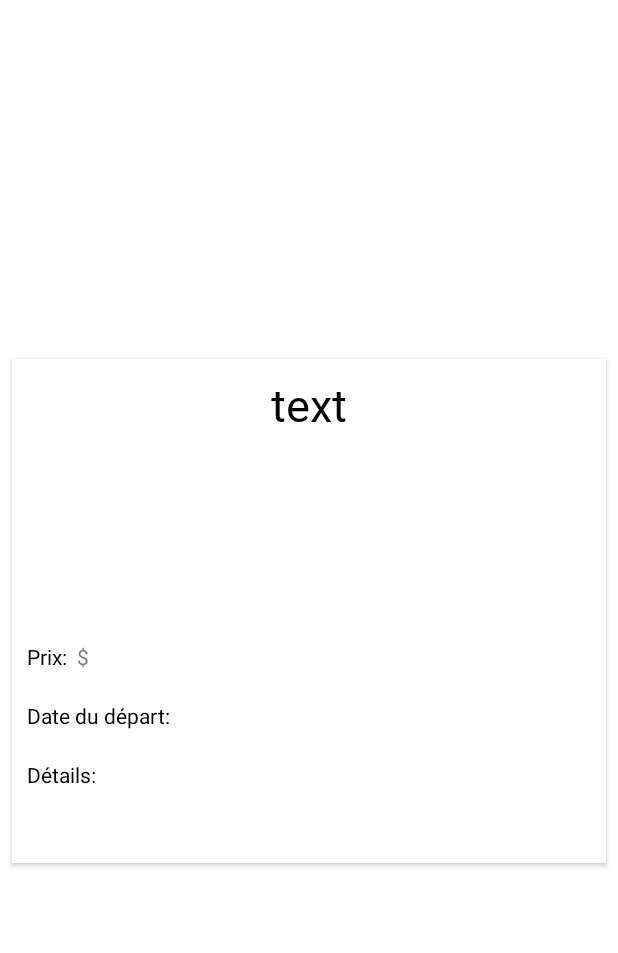
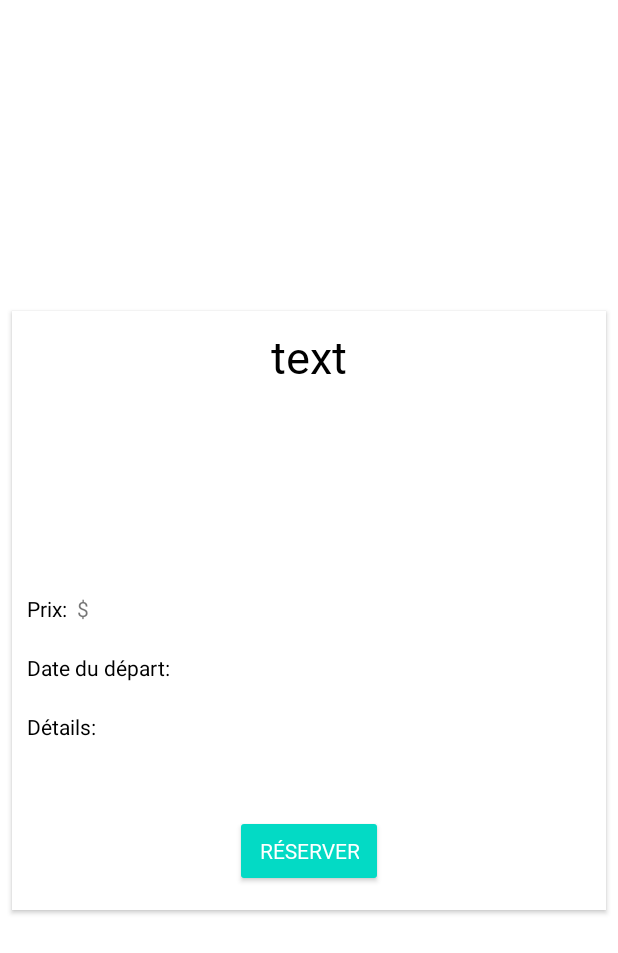
Before and after one commit to rjmo/Circuits, an Android app: the layout lister_circuits_map.xml on its own in the app's theme, with its tools: preview values and no code run, on a phone screen of 412 x 824 dp. Shown: the top 953 px of the screen. Run offline under Robolectric (Android 15) with nearby library versions, the light colour scheme and no system bars; network calls fail.

Commit message:
ajout button

```diff
--- a/app/build.gradle
+++ b/app/build.gradle
@@ -35,6 +35,7 @@ dependencies {
     implementation 'androidx.constraintlayout:constraintlayout:2.0.4'
     implementation 'com.android.volley:volley:1.1.1'
     implementation 'androidx.swiperefreshlayout:swiperefreshlayout:1.1.0'
+    implementation 'androidx.gridlayout:gridlayout:1.0.0'
     testImplementation 'junit:junit:4.+'
     androidTestImplementation 'androidx.test.ext:junit:1.1.2'
     androidTestImplementation 'androidx.test.espresso:espresso-core:3.3.0'
--- a/app/src/main/res/layout/lister_circuits_map.xml
+++ b/app/src/main/res/layout/lister_circuits_map.xml
@@ -118,6 +118,25 @@
             android:layout_height="wrap_content"
             android:padding="10dp"
             android:paddingBottom="10dp" />
+
+        <LinearLayout
+            android:layout_width="match_parent"
+            android:layout_height="match_parent"
+            android:gravity="center"
+            android:orientation="horizontal"
+            android:paddingBottom="15dp">
+
+
+            <Button
+                android:id="@+id/buttonRev"
+                style="@style/Widget.AppCompat.Button"
+                android:layout_width="wrap_content"
+                android:layout_height="wrap_content"
+                android:fontFamily="@font/roboto"
+                android:text="Réserver"
+                app:backgroundTint="@color/teal_200" />
+        </LinearLayout>
+
     </LinearLayout>
 
 </androidx.constraintlayout.widget.ConstraintLayout>
```
